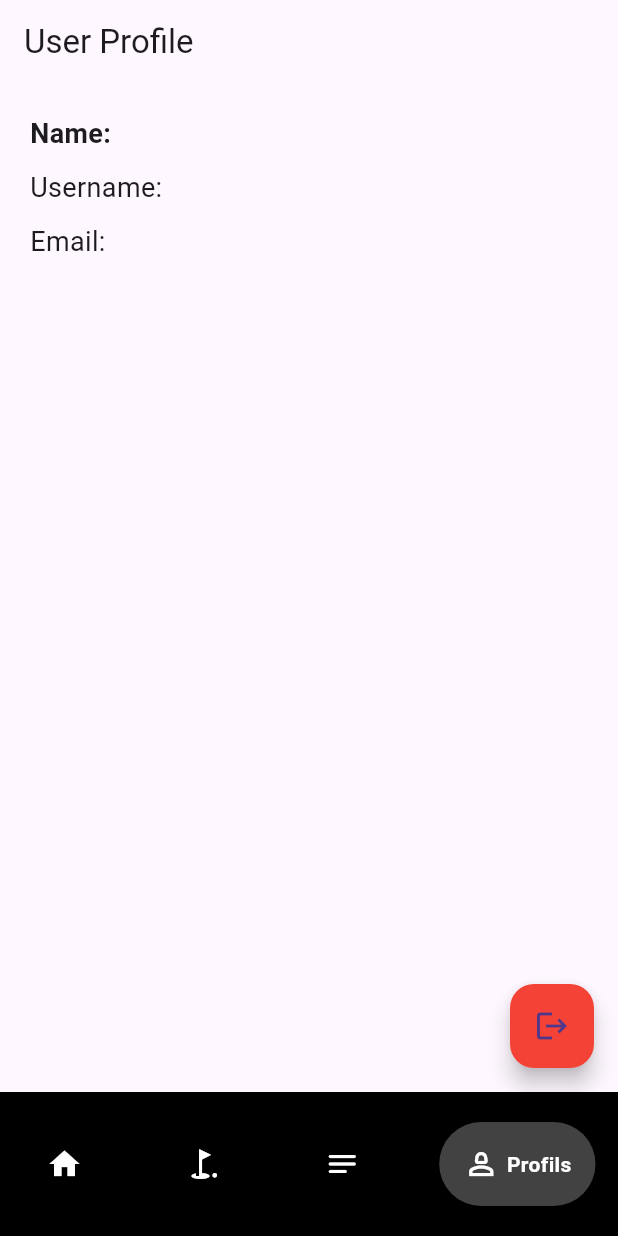
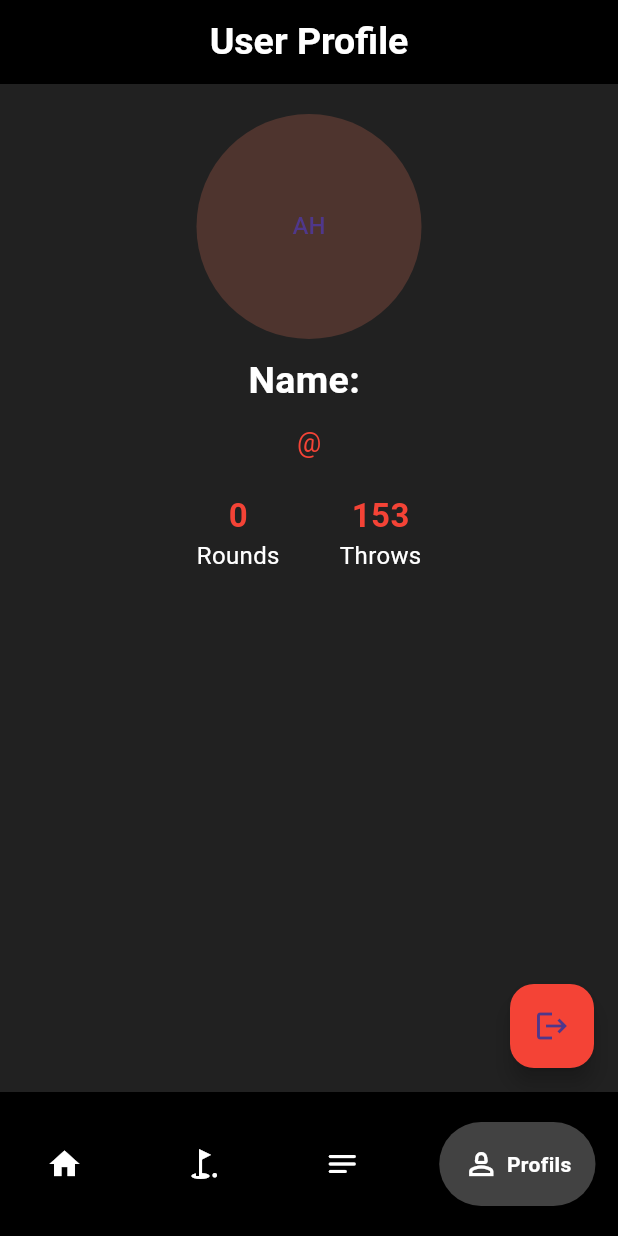
Before and after one commit to udensbalts/BogeyTracker, a Flutter app: the screen it shows once a user with an empty profile is signed in, item 4 of the bottom bar chosen, on a phone screen of 412 x 824 dp. Run offline on Flutter 3.47's test engine with Material 3 defaults, Android fonts, the phone set to English and light mode, and no system bars; drawn by our look-alikes of google_nav_bar; our stand-ins replace cloud_firestore, firebase_auth, firebase_core, get; accounts and stored records are empty.

Commit message:
Added total rounds in user profile

```diff
--- a/lib/pages/userprofile.dart
+++ b/lib/pages/userprofile.dart
@@ -16,6 +16,7 @@ class _UserProfileState extends State<UserProfile> {
   late String name;
   late String username;
   late String email;
+  int totalRounds = 0;
 
   bool isLoading = true;
   String errorMessage = "";
@@ -42,6 +43,7 @@ class _UserProfileState extends State<UserProfile> {
             email = userDoc['email'];
             isLoading = false;
           });
+          _getTotalRounds(user.uid);
         }
       } else {
         setState(() {
@@ -52,6 +54,34 @@ class _UserProfileState extends State<UserProfile> {
     } catch (e) {
       setState(() {
         errorMessage = "Failed to load user data: $e";
+        isLoading = false;
+      });
+    }
+  }
+
+  //Fetch total rounds
+  Future<void> _getTotalRounds(String playerId) async {
+    try {
+      QuerySnapshot roundsSnapshot =
+          await _firestore.collection('rounds').get();
+
+      int count = 0;
+      for (var doc in roundsSnapshot.docs) {
+        var data = doc.data() as Map<String, dynamic>;
+        List<dynamic> playerScores = data['playerScores'] ?? [];
+
+        bool playerFound =
+            playerScores.any((player) => player['playerId'] == playerId);
+        if (playerFound) count++;
+      }
+
+      setState(() {
+        totalRounds = count;
+        isLoading = false;
+      });
+    } catch (e) {
+      setState(() {
+        errorMessage = "Failed to load rounds: $e";
         isLoading = false;
       });
     }
@@ -69,33 +99,84 @@ class _UserProfileState extends State<UserProfile> {
   Widget build(BuildContext context) {
     return Scaffold(
       appBar: AppBar(
-        title: Text("User Profile"),
+        title: Text(
+          "User Profile",
+          style: TextStyle(
+            fontSize: 25,
+            fontWeight: FontWeight.bold,
+            color: Colors.white,
+          ),
+        ),
+        centerTitle: true,
+        backgroundColor: Colors.black,
       ),
+      backgroundColor: Colors.grey[900],
       body: isLoading
-          ? Center(child: CircularProgressIndicator()) // Show loading indicator
+          ? Center(child: CircularProgressIndicator())
           : errorMessage.isNotEmpty
-              ? Center(
-                  child: Text(
-                      errorMessage)) // Show error message if there's an issue
+              ? Center(child: Text(errorMessage))
               : Padding(
                   padding: const EdgeInsets.all(20.0),
                   child: Column(
-                    crossAxisAlignment: CrossAxisAlignment.start,
+                    crossAxisAlignment: CrossAxisAlignment.center,
+                    mainAxisSize: MainAxisSize.min,
                     children: [
+                      // Profile Picture
+                      CircleAvatar(
+                        radius: 75,
+                        backgroundColor: Colors.brown.shade800,
+                        child: const Text('AH'),
+                      ),
+                      SizedBox(height: 10),
+                      // Column with user info
                       Text(
                         "Name: $name",
                         style: TextStyle(
-                            fontSize: 18, fontWeight: FontWeight.bold),
+                            fontSize: 25,
+                            fontWeight: FontWeight.bold,
+                            color: Colors.white),
                       ),
                       SizedBox(height: 10),
                       Text(
-                        "Username: $username",
-                        style: TextStyle(fontSize: 18),
+                        "@$username",
+                        style: TextStyle(fontSize: 18, color: Colors.red),
                       ),
-                      SizedBox(height: 10),
-                      Text(
-                        "Email: $email",
-                        style: TextStyle(fontSize: 18),
+                      SizedBox(height: 20), // Space before row
+
+                      // New Row with two children
+                      Row(
+                        mainAxisAlignment: MainAxisAlignment.center,
+                        children: [
+                          Column(
+                            children: [
+                              Text("$totalRounds",
+                                  style: TextStyle(
+                                      fontSize: 22,
+                                      fontWeight: FontWeight.bold,
+                                      color: Colors.red)),
+                              Text("Rounds",
+                                  style: TextStyle(
+                                      fontSize: 16,
+                                      color: const Color.fromARGB(
+                                          255, 255, 255, 255))),
+                            ],
+                          ),
+                          SizedBox(width: 40), // Space between items
+                          Column(
+                            children: [
+                              Text("153",
+                                  style: TextStyle(
+                                      fontSize: 22,
+                                      fontWeight: FontWeight.bold,
+                                      color: Colors.red)),
+                              Text("Throws",
+                                  style: TextStyle(
+                                      fontSize: 16,
+                                      color: const Color.fromARGB(
+                                          255, 255, 255, 255))),
+                            ],
+                          ),
+                        ],
                       ),
                     ],
                   ),
--- a/lib/pages/wrapper.dart
+++ b/lib/pages/wrapper.dart
@@ -1,12 +1,10 @@
 import 'package:firebase_auth/firebase_auth.dart';
 import 'package:flutter/material.dart';
 import 'package:test_app/pages/course_list_screen.dart';
-import 'package:test_app/pages/create_course_screen.dart';
-import 'package:test_app/pages/homepage.dart';
-import 'package:test_app/pages/laukumi.dart';
 import 'package:test_app/pages/login.dart';
 import 'package:google_nav_bar/google_nav_bar.dart';
 import 'package:test_app/pages/new_round_screen.dart';
+import 'package:test_app/pages/profile.dart';
 import 'package:test_app/pages/user_rounds_screen.dart';
 import 'package:test_app/pages/userprofile.dart';
 
```
